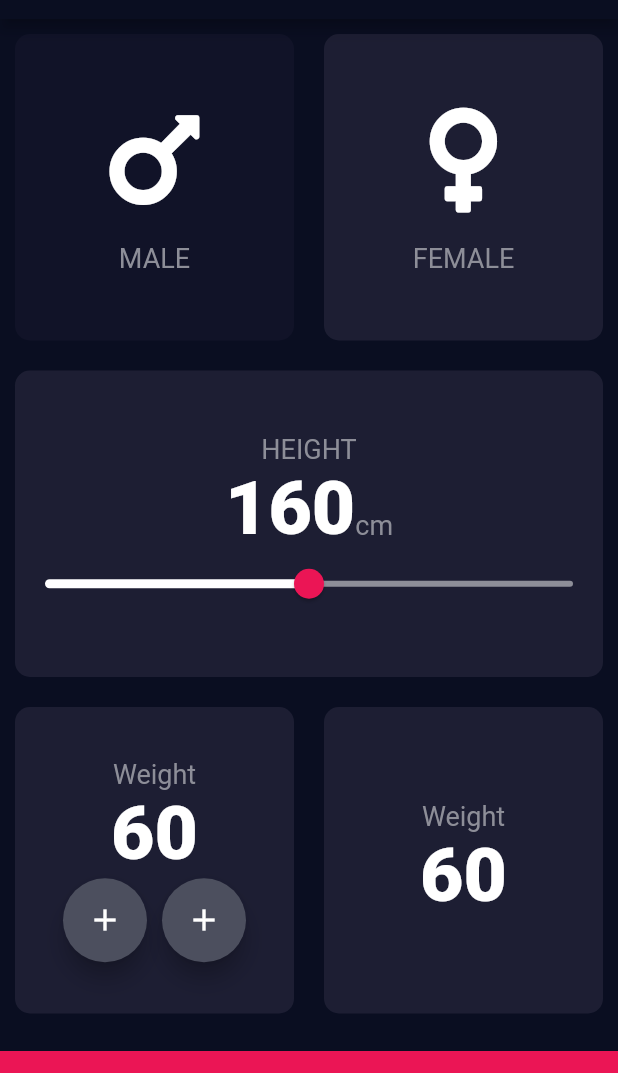
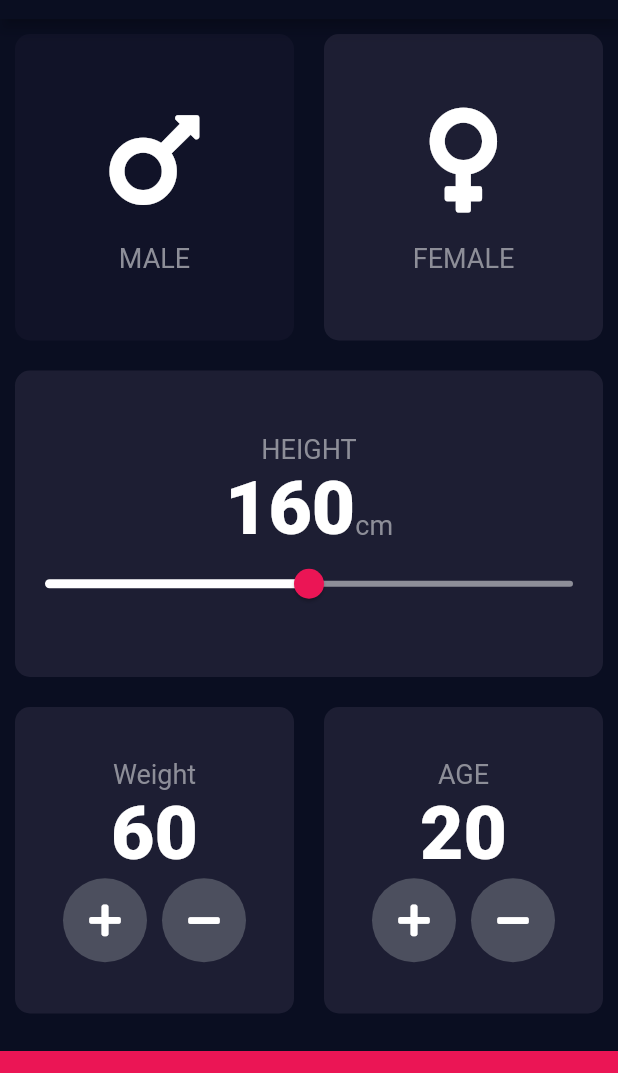
Before and after one commit to mischahaenen/flutter_bmi-calculator, a Flutter app: the screen it shows after launch, on a phone screen of 412 x 824 dp, the part 65-1138 px from its top. Run offline on Flutter 3.47's test engine with Material 2 defaults, Android fonts, the phone set to English and light mode, and no system bars; our stand-ins replace font_awesome_flutter.

Commit message:
add: age field

```diff
--- a/lib/input_page.dart
+++ b/lib/input_page.dart
@@ -4,6 +4,7 @@ import 'package:bmi_calculator/gender.dart';
 import 'package:bmi_calculator/gender_icon_content.dart';
 import 'package:flutter/cupertino.dart';
 import 'package:flutter/material.dart';
+import 'package:font_awesome_flutter/font_awesome_flutter.dart';
 
 class InputPage extends StatefulWidget {
   @override
@@ -14,6 +15,7 @@ class _InputPageState extends State<InputPage> {
   Gender gender = Gender.FEMALE;
   int height = 160;
   int weight = 60;
+  int age = 20;
 
   @override
   Widget build(BuildContext context) {
@@ -115,22 +117,22 @@ class _InputPageState extends State<InputPage> {
                         Row(
                           mainAxisAlignment: MainAxisAlignment.center,
                           children: <Widget>[
-                            FloatingActionButton(
-                              backgroundColor: Color(0xFF4C4F5E),
-                              child: Icon(
-                                Icons.add,
-                                color: Colors.white,
-                              ),
-                              onPressed: () {},
+                            RoundIconButton(
+                              icon: FontAwesomeIcons.plus,
+                              onPressed: () {
+                                setState(() {
+                                  this.weight++;
+                                });
+                              },
                             ),
                             SizedBox(width: 10.0),
-                            FloatingActionButton(
-                              backgroundColor: Color(0xFF4C4F5E),
-                              child: Icon(
-                                Icons.add,
-                                color: Colors.white,
-                              ),
-                              onPressed: () {},
+                            RoundIconButton(
+                              icon: FontAwesomeIcons.minus,
+                              onPressed: () {
+                                setState(() {
+                                  this.weight++;
+                                });
+                              },
                             ),
                           ],
                         )
@@ -145,10 +147,32 @@ class _InputPageState extends State<InputPage> {
                       mainAxisAlignment: MainAxisAlignment.center,
                       children: <Widget>[
                         Text(
-                          'Weight',
+                          'AGE',
                           style: kLabelTextStyle,
                         ),
-                        Text(weight.toString(), style: kNumberTextStyle)
+                        Text(age.toString(), style: kNumberTextStyle),
+                        Row(
+                          mainAxisAlignment: MainAxisAlignment.center,
+                          children: <Widget>[
+                            RoundIconButton(
+                              icon: FontAwesomeIcons.plus,
+                              onPressed: () {
+                                setState(() {
+                                  this.age++;
+                                });
+                              },
+                            ),
+                            SizedBox(width: 10.0),
+                            RoundIconButton(
+                              icon: FontAwesomeIcons.minus,
+                              onPressed: () {
+                                setState(() {
+                                  this.age++;
+                                });
+                              },
+                            ),
+                          ],
+                        )
                       ],
                     ),
                   ),
@@ -165,3 +189,22 @@ class _InputPageState extends State<InputPage> {
         ]));
   }
 }
+
+class RoundIconButton extends StatelessWidget {
+  final IconData icon;
+  final Function onPressed;
+
+  RoundIconButton({this.icon, this.onPressed});
+
+  @override
+  Widget build(BuildContext context) {
+    return RawMaterialButton(
+      elevation: 0.0,
+      shape: CircleBorder(),
+      constraints: BoxConstraints(minWidth: 56.0, minHeight: 56.0),
+      fillColor: Color(0xFF4C4F5E),
+      child: Icon(icon),
+      onPressed: onPressed,
+    );
+  }
+}
```
